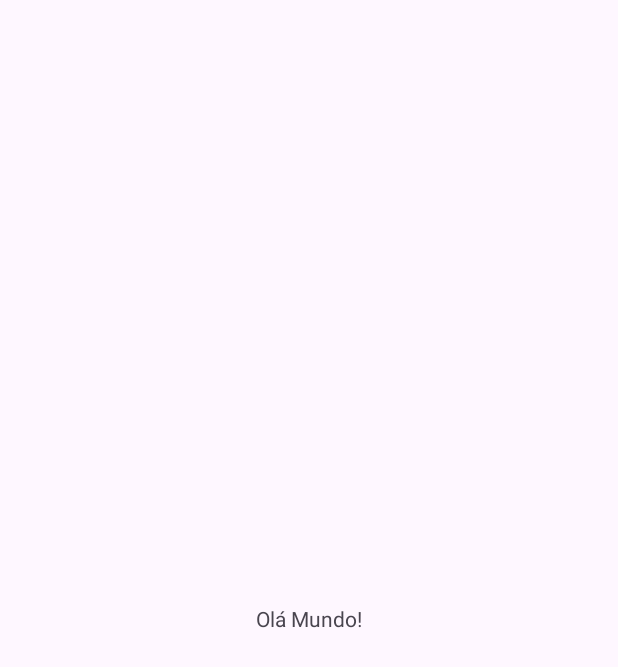
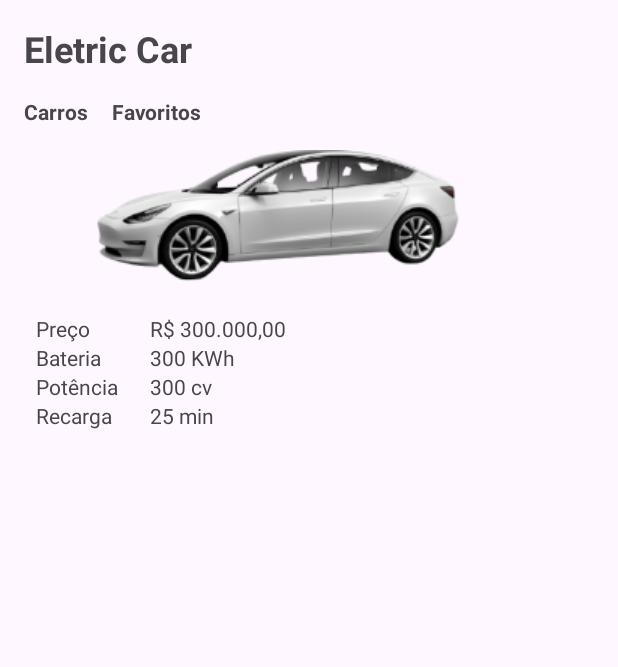
Before and after one commit to guilhermessanto/eletric-car-app, an Android app: the screen it shows after launch (MainActivity), on a phone screen of 412 x 824 dp. Before the commit the part shown is almost empty. Shown: the top 667 px of the screen. Run offline under Robolectric (Android 15) with nearby library versions, the phone set to English and light mode, and no system bars.

Commit message:
criacao do titulo, tab, img e valores dos carros

```diff
--- /dev/null
+++ b/app/src/main/res/drawable/ic_star.xml
@@ -0,0 +1,9 @@
+<vector xmlns:android="http://schemas.android.com/apk/res/android"
+    android:width="243.32dp"
+    android:height="243.32dp"
+    android:viewportWidth="243.32"
+    android:viewportHeight="243.32">
+  <path
+      android:fillColor="#FF000000"
+      android:pathData="M242.95,93.71c-0.88,-2.71 -3.23,-4.69 -6.05,-5.1l-74.98,-10.9l-33.53,-67.94c-1.26,-2.56 -3.87,-4.18 -6.72,-4.18c-2.86,0 -5.46,1.62 -6.73,4.18L81.4,77.71L6.42,88.61C3.6,89.02 1.25,91 0.37,93.71c-0.88,2.71 -0.15,5.7 1.9,7.69l54.26,52.89L43.72,228.96c-0.48,2.81 0.67,5.66 2.98,7.34c2.31,1.68 5.37,1.9 7.9,0.57l67.06,-35.25l67.06,35.25c1.1,0.58 2.3,0.86 3.49,0.86c0.01,0 0.01,0 0.02,0c0,0 0,0 0,0c4.14,0 7.5,-3.36 7.5,-7.5c0,-0.63 -0.08,-1.24 -0.22,-1.82l-12.71,-74.12l54.25,-52.88C243.1,99.41 243.83,96.43 242.95,93.71zM173.5,146.3c-1.77,1.72 -2.58,4.21 -2.16,6.64l10.91,63.58l-57.1,-30.02c-2.18,-1.15 -4.8,-1.15 -6.98,0l-57.1,30.02l10.91,-63.58c0.42,-2.43 -0.39,-4.91 -2.16,-6.64l-46.2,-45.03l63.85,-9.28c2.44,-0.35 4.55,-1.89 5.65,-4.1l28.55,-57.85l28.55,57.85c1.09,2.21 3.2,3.75 5.65,4.1l63.84,9.28L173.5,146.3z"/>
+</vector>
--- /dev/null
+++ b/app/src/main/res/drawable/ic_star_selected.xml
@@ -0,0 +1,12 @@
+<vector xmlns:android="http://schemas.android.com/apk/res/android"
+    android:width="280.12dp"
+    android:height="280.12dp"
+    android:viewportWidth="280.12"
+    android:viewportHeight="280.12">
+  <path
+      android:pathData="M280.12,106.91l-92.06,-6.6L140.06,4.44l-48.55,95.87L0,106.91l61.28,74.01l-17.52,94.75l96.29,-43.61l96.29,43.61l-17.8,-94.75C218.55,180.92 280.12,106.91 280.12,106.91z"
+      android:fillColor="#F4B459"/>
+  <path
+      android:pathData="M236.35,275.68l-17.8,-94.76l61.52,-73.94l0,-0.07l-92.01,-6.59l-48.01,-95.87l0,227.63z"
+      android:fillColor="#E3A753"/>
+</vector>
--- a/app/src/main/res/layout/activity_main.xml
+++ b/app/src/main/res/layout/activity_main.xml
@@ -1,18 +1,115 @@
-<?xml version="1.0" encoding="utf-8"?>
+<?xml version="1.0" encoding="utf-8" ?>
 <androidx.constraintlayout.widget.ConstraintLayout xmlns:android="http://schemas.android.com/apk/res/android"
     xmlns:app="http://schemas.android.com/apk/res-auto"
-    xmlns:tools="http://schemas.android.com/tools"
     android:layout_width="match_parent"
-    android:layout_height="match_parent"
-    tools:context=".MainActivity">
+    android:layout_height="match_parent">
 
     <TextView
+        android:id="@+id/tv_titulo"
         android:layout_width="wrap_content"
         android:layout_height="wrap_content"
-        android:text="Olá Mundo!"
-        app:layout_constraintBottom_toBottomOf="parent"
-        app:layout_constraintEnd_toEndOf="parent"
-        app:layout_constraintStart_toStartOf="parent"
+        android:layout_margin="16dp"
+        android:text="@string/title"
+        android:textSize="24sp"
+        android:textStyle="bold"
+        app:layout_constraintLeft_toLeftOf="parent"
         app:layout_constraintTop_toTopOf="parent" />
 
+    <TextView
+        android:id="@+id/tv_carros"
+        android:layout_width="wrap_content"
+        android:layout_height="wrap_content"
+        android:layout_margin="16dp"
+        android:text="@string/carros"
+        android:textStyle="bold"
+        app:layout_constraintStart_toStartOf="parent"
+        app:layout_constraintTop_toBottomOf="@id/tv_titulo" />
+
+    <TextView
+        android:id="@+id/tv_favoritos"
+        android:layout_width="wrap_content"
+        android:layout_height="wrap_content"
+        android:layout_marginStart="16dp"
+        android:text="@string/favoritos"
+        android:textStyle="bold"
+        app:layout_constraintStart_toEndOf="@id/tv_carros"
+        app:layout_constraintTop_toTopOf="@id/tv_carros" />
+
+    <ImageView
+        android:id="@+id/iv_image"
+        android:layout_width="wrap_content"
+        android:layout_height="wrap_content"
+        android:layout_marginTop="16dp"
+        android:src="@drawable/eletric_car"
+        app:layout_constraintLeft_toLeftOf="@id/tv_titulo"
+        app:layout_constraintTop_toBottomOf="@id/tv_carros" />
+
+    <TextView
+        android:id="@+id/tv_preco"
+        android:layout_width="60dp"
+        android:layout_height="wrap_content"
+        android:text="@string/preco"
+        android:layout_marginStart="24dp"
+        app:layout_constraintStart_toStartOf="parent"
+        app:layout_constraintTop_toBottomOf="@id/iv_image" />
+
+    <TextView
+        android:id="@+id/tv_preco_value"
+        android:layout_width="wrap_content"
+        android:layout_height="wrap_content"
+        android:text="R$ 300.000,00"
+        android:layout_marginStart="16dp"
+       app:layout_constraintStart_toEndOf="@id/tv_preco"
+        app:layout_constraintTop_toBottomOf="@id/iv_image" />
+    <TextView
+        android:id="@+id/tv_bateria"
+        android:layout_width="60dp"
+        android:layout_height="wrap_content"
+        android:text="@string/bateria"
+        android:layout_marginStart="24dp"
+        app:layout_constraintStart_toStartOf="parent"
+        app:layout_constraintTop_toBottomOf="@id/tv_preco" />
+
+    <TextView
+        android:id="@+id/tv_bateria_value"
+        android:layout_width="wrap_content"
+        android:layout_height="50dp"
+        android:text="300 KWh"
+        android:layout_marginStart="16dp"
+        app:layout_constraintStart_toEndOf="@id/tv_preco"
+        app:layout_constraintTop_toTopOf="@id/tv_bateria" />
+    <TextView
+        android:id="@+id/tv_potencia"
+        android:layout_width="60dp"
+        android:layout_height="wrap_content"
+        android:text="@string/potencia"
+        android:layout_marginStart="24dp"
+        app:layout_constraintTop_toBottomOf="@id/tv_bateria"
+        app:layout_constraintStart_toStartOf="parent"/>
+
+    <TextView
+        android:id="@+id/tv_potencia_value"
+        android:layout_width="wrap_content"
+        android:layout_height="wrap_content"
+        android:text="300 cv"
+        android:layout_marginStart="16dp"
+        app:layout_constraintTop_toTopOf="@id/tv_potencia"
+        app:layout_constraintStart_toEndOf="@id/tv_potencia"/>
+    <TextView
+        android:id="@+id/tv_recarga"
+        android:layout_width="60dp"
+        android:layout_height="wrap_content"
+        android:text="@string/recarga"
+        app:layout_constraintTop_toBottomOf="@id/tv_potencia"
+        app:layout_constraintStart_toStartOf="@id/tv_potencia"/>
+    <TextView
+        android:id="@+id/tv_recarga_value"
+        android:layout_width="wrap_content"
+        android:layout_height="wrap_content"
+        android:text="25 min"
+        android:layout_marginStart="16dp"
+        app:layout_constraintTop_toBottomOf="@id/tv_potencia"
+        app:layout_constraintStart_toEndOf="@id/tv_potencia"/>
+
+
 </androidx.constraintlayout.widget.ConstraintLayout>
--- a/app/src/main/res/values/strings.xml
+++ b/app/src/main/res/values/strings.xml
@@ -1,3 +1,11 @@
 <resources>
     <string name="app_name">eletric-car-app</string>
+    <string name="title">Eletric Car</string>
+    <string name="carros">Carros</string>
+    <string name="favoritos">Favoritos</string>
+    <string name="preco">Preço</string>
+    <string name="bateria">Bateria</string>
+    <string name="potencia">Potência</string>
+    <string name="recarga">Recarga</string>
+
 </resources>
```
Also changed, not shown: app/src/main/res/drawable/eletric_car.png (added).
